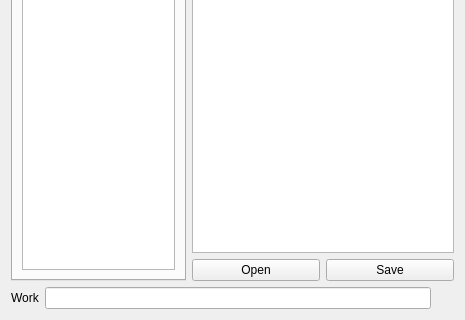
This is scripts/psyhive/tools/hive_bro/hive_bro.ui in Psyop/psyhive as Qt 5 draws it before an edit; both pictures show x 0 to 465 and y 405 to 725 of the 465 by 725 pixel window. The edited form follows.
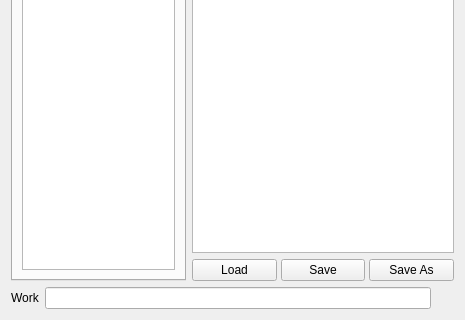
This is the edited form. The open tabs and pages were chosen to show the change. Icons and pictures are not drawn. Custom widgets are drawn as their Qt base class.

```diff
--- a/scripts/psyhive/tools/hive_bro/hive_bro.ui
+++ b/scripts/psyhive/tools/hive_bro/hive_bro.ui
@@ -454,10 +454,13 @@
        </item>
        <item>
         <layout class="QHBoxLayout" name="horizontalLayout_5">
+         <property name="spacing">
+          <number>4</number>
+         </property>
          <item>
           <widget class="HPushButton" name="work_open">
            <property name="text">
-            <string>Open</string>
+            <string>Load</string>
            </property>
           </widget>
          </item>
@@ -468,6 +471,13 @@
            </property>
           </widget>
          </item>
+         <item>
+          <widget class="HPushButton" name="WorkSaveAs">
+           <property name="text">
+            <string>Save As</string>
+           </property>
+          </widget>
+         </item>
         </layout>
        </item>
       </layout>
```
Left out of the diff: 48 changed lines with no effect on the pictures.
